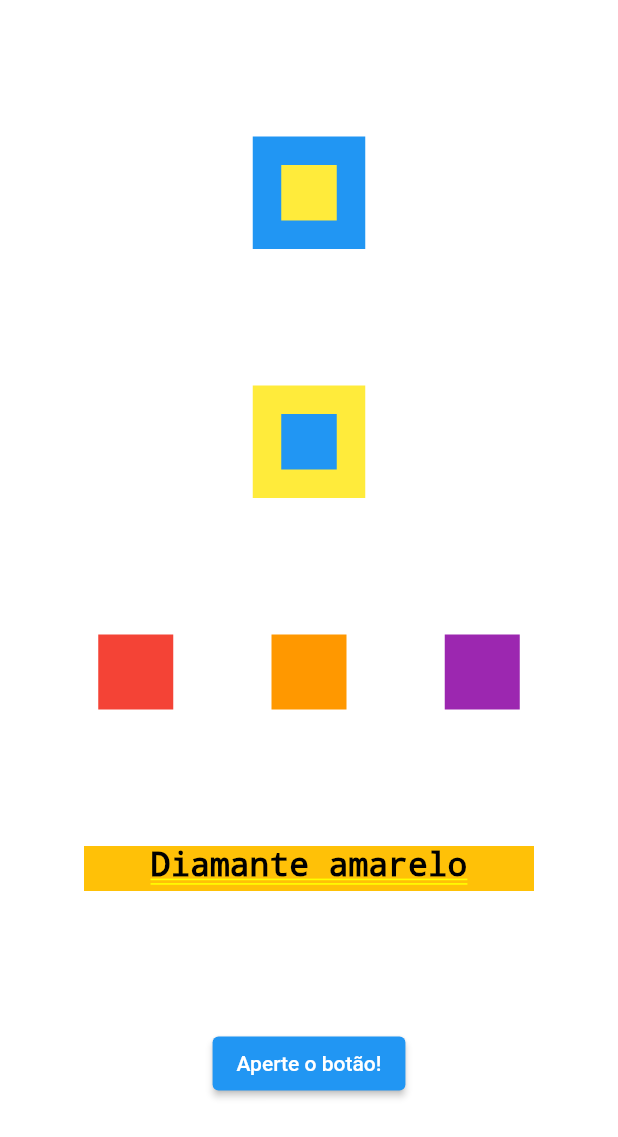
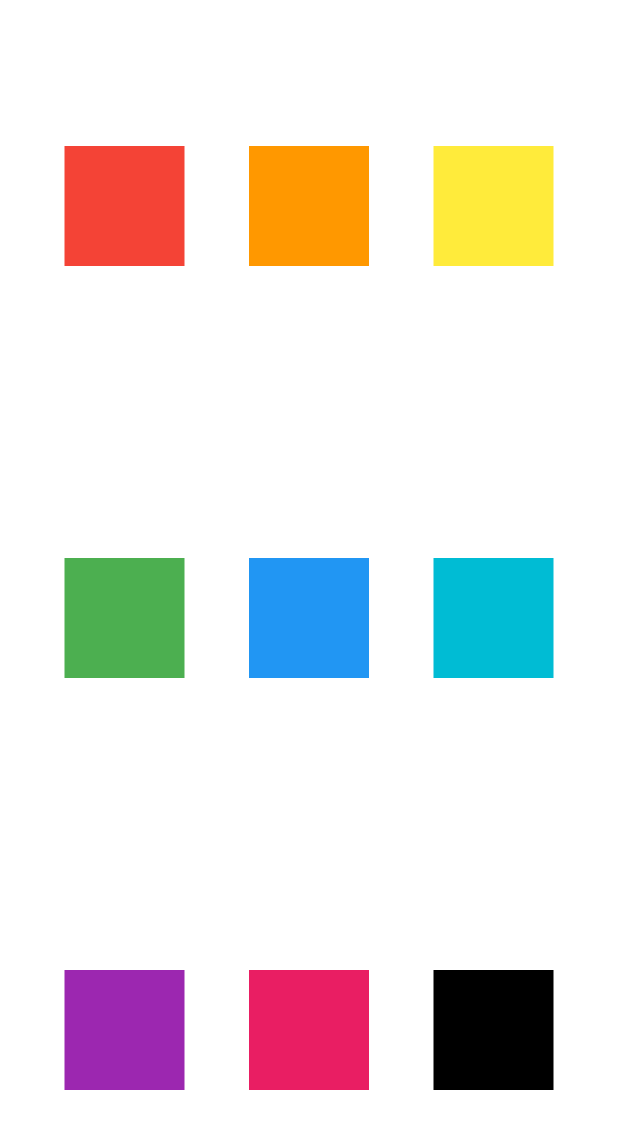
Before and after one commit to AndreAloise/first_flutter_project, a Flutter app: the screen it shows after launch, on a phone screen of 412 x 824 dp. Shown: the top 1137 px of the screen. Run offline on Flutter 3.47's test engine with Material 2 defaults, Android fonts, the phone set to English and light mode, and no system bars.

Commit message:
Invocando exercício 01

```diff
--- a/lib/main.dart
+++ b/lib/main.dart
@@ -1,4 +1,6 @@
 import 'package:flutter/material.dart';
+
+import 'exercise_01.dart';
 
 void main() {
   runApp(const MyApp());
@@ -14,7 +16,8 @@ class MyApp extends StatelessWidget {
       theme: ThemeData(
         primarySwatch: Colors.blue,
       ),
-      home: Container(color: Colors.white, child: column1()),
+      //home: Container(color: Colors.white, child: column1()),
+      home: invoqueExercise01(context),
     );
   }
 
@@ -95,4 +98,9 @@ class MyApp extends StatelessWidget {
   void buttonFunc1() {
     print('Você apertou o botão!');
   }
+
+  Widget invoqueExercise01(BuildContext context) {
+    Exercise01 exe01 = const Exercise01();
+    return exe01.build(context);
+  }
 }
```
